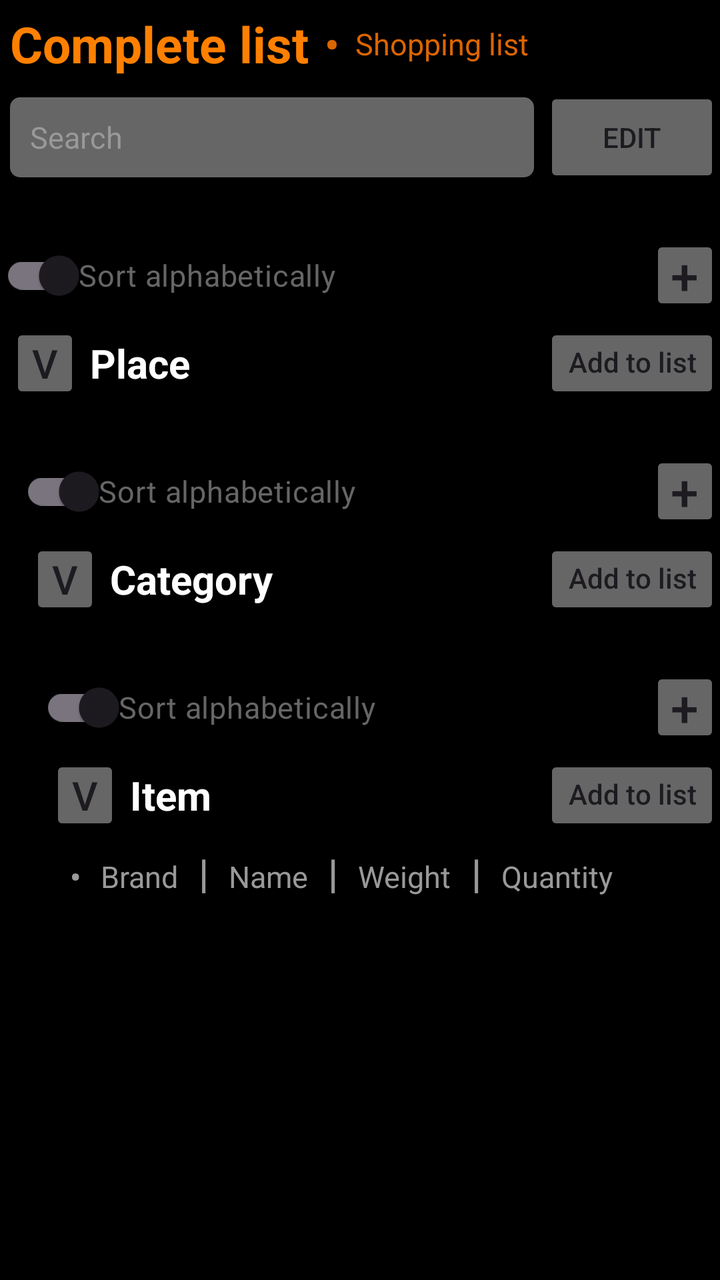
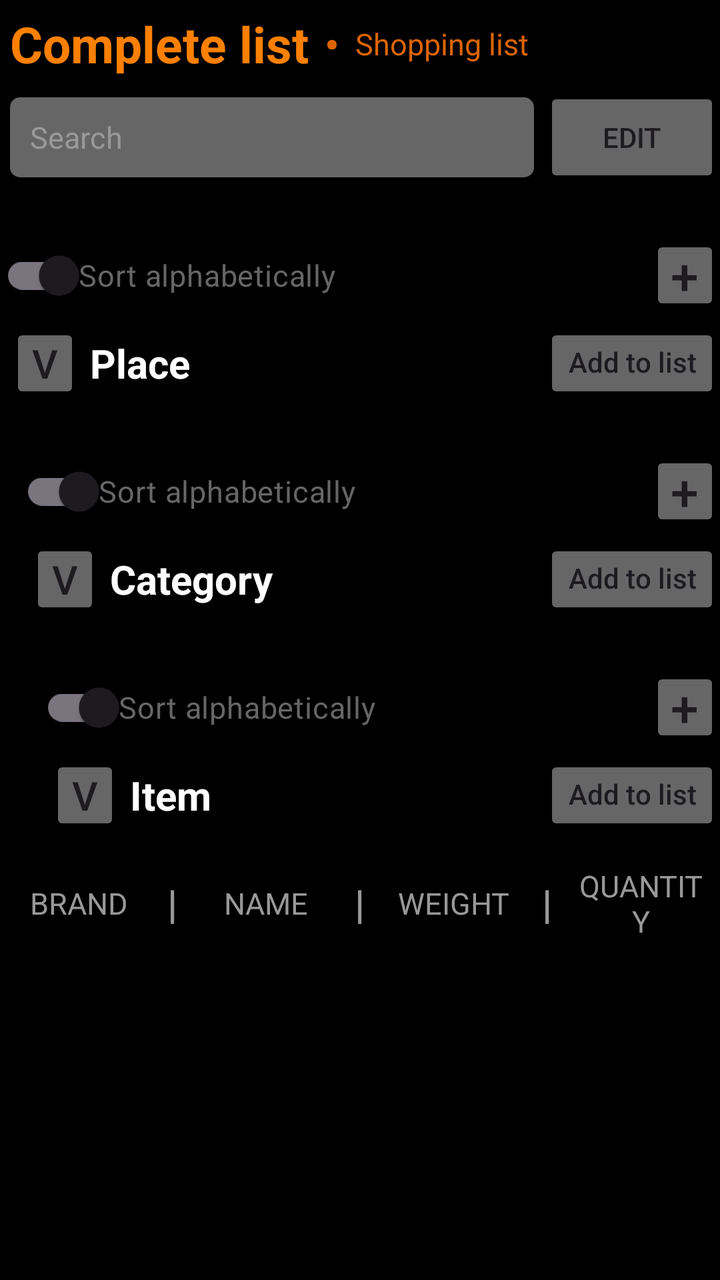

Screens rendered from an Android XML layout before and after an edit, with the pre-edit source and the edit as a unified diff.
<!-- AndroidManifest.xml: application theme Theme.Money -->
<!-- res/layout/complete.xml -->
<?xml version="1.0" encoding="utf-8"?>
<androidx.constraintlayout.widget.ConstraintLayout
    xmlns:android="http://schemas.android.com/apk/res/android"
    xmlns:app="http://schemas.android.com/apk/res-auto"
    android:layout_width="match_parent"
    android:layout_height="match_parent"
    android:background="@color/black">

    <LinearLayout
        android:id="@+id/top_section"

        android:gravity="start"
        android:layout_width="match_parent"
        android:layout_height="wrap_content"
        android:orientation="vertical"
        app:layout_constraintStart_toStartOf="parent"
        app:layout_constraintEnd_toEndOf="parent"
        app:layout_constraintTop_toTopOf="parent">

        <LinearLayout
            android:id="@+id/action_bar"
            android:gravity="center"
            android:layout_height="wrap_content"
            android:layout_width="wrap_content"
            android:orientation="horizontal"
            app:layout_constraintStart_toStartOf="parent"
            app:layout_constraintTop_toTopOf="parent">

            <TextView
                android:id="@+id/a_complete"
                android:text="@string/a_complete"

                android:layout_width="wrap_content"
                android:layout_height="wrap_content"
                android:padding="5dp"
                android:textColor="#ff8000"
                android:textSize="25sp"
                android:textStyle="bold"/>

            <TextView
                android:text="@string/a_separator"

                android:layout_height="wrap_content"
                android:layout_width="wrap_content"
                android:padding="3dp"
                android:textColor="#dc6500"
                android:textSize="20sp"
                android:textStyle="bold"/>

            <TextView
                android:id="@+id/a_shopping"
                android:text="@string/a_shopping"

                android:layout_height="wrap_content"
                android:layout_width="wrap_content"
                android:padding="5dp"
                android:textColor="#dc6500"
                android:textSize="15sp"
                android:clickable="true"
                android:focusable="true"/>
        </LinearLayout>

        <LinearLayout
            android:id="@+id/search_bar"

            android:gravity="center"
            android:layout_width="match_parent"
            android:layout_height="wrap_content"
            android:orientation="horizontal">

            <EditText
                android:id="@+id/a_search"
                android:background="@drawable/search_background"
                android:hint="@string/a_search"

                android:layout_width="0dp"
                android:layout_height="40dp"
                android:layout_weight="1"
                android:layout_marginStart="5dp"
                android:layout_marginEnd="5dp"
                android:padding="10dp"
                android:importantForAutofill="no"
                android:inputType="text"
                android:textColorHint="#999999"
                android:textColor="#FFFFFF"
                android:textSize="15sp"/>

            <androidx.appcompat.widget.AppCompatButton
                android:id="@+id/c_edit"
                android:text="@string/c_edit"

                android:layout_width="wrap_content"
                android:layout_height="50dp"
                android:backgroundTint="#666666"/>
        </LinearLayout>
    </LinearLayout>

    <ScrollView
        android:id="@+id/scroll_view"

        android:layout_width="match_parent"
        android:layout_height="0dp"
        android:layout_marginTop="20dp"
        android:fillViewport="true"

        app:layout_constraintTop_toBottomOf="@id/top_section"
        app:layout_constraintBottom_toBottomOf="parent"
        app:layout_constraintStart_toStartOf="parent"
        app:layout_constraintEnd_toEndOf="parent">

        <LinearLayout
            android:id="@+id/scroll"

            android:layout_width="match_parent"
            android:layout_height="wrap_content"
            android:orientation="vertical">

            <LinearLayout
                android:id="@+id/place_section"

                android:layout_width="match_parent"
                android:layout_height="wrap_content"
                android:orientation="vertical">

                <LinearLayout
                    android:id="@+id/edit_place_bar"

                    android:layout_width="match_parent"
                    android:layout_height="wrap_content"
                    android:orientation="horizontal"
                    android:gravity="center_vertical">

                    <androidx.appcompat.widget.SwitchCompat
                        android:id="@+id/c_p_sort"
                        android:text="@string/c_p_sort"

                        android:layoutDirection="rtl"
                        android:layout_width="0dp"
                        android:layout_height="wrap_content"
                        android:layout_weight="1"

                        android:textColor="#666666"
                        android:textSize="15sp"
                        android:clickable="true"
                        android:focusable="true"/>

                    <androidx.appcompat.widget.AppCompatButton
                        android:id="@+id/c_p_add"

                        android:layout_width="35dp"
                        android:layout_height="40dp"
                        android:backgroundTint="#666666"
                        android:text="@string/c_p_add"
                        android:textSize="25sp"
                        android:textColor="#1d1b20"
                        android:padding="0dp"
                        android:insetTop="0dp"
                        android:insetBottom="0dp"
                        android:gravity="center"/>
                </LinearLayout>

                <LinearLayout
                    android:id="@+id/place_bar"

                    android:layout_width="match_parent"
                    android:layout_height="wrap_content"
                    android:orientation="horizontal"
                    android:layout_marginStart="5dp">

                    <androidx.appcompat.widget.AppCompatButton
                        android:id="@+id/a_p_expand"

                        android:layout_width="35dp"
                        android:layout_height="40dp"
                        android:backgroundTint="#666666"
                        android:text="@string/a_p_expand"
                        android:textSize="20sp"
                        android:textColor="#1d1b20"
                        android:padding="0dp"
                        android:insetTop="0dp"
                        android:insetBottom="0dp"
                        android:gravity="center"/>

                    <TextView
                        android:id="@+id/a_p_name"
                        android:text="@string/a_p_name"

                        android:layout_width="wrap_content"
                        android:layout_height="wrap_content"
                        android:padding="5dp"
                        android:textColor="#FFFFFF"
                        android:textSize="20sp"
                        android:textStyle="bold"
                        android:layout_weight="1"/>

                    <androidx.appcompat.widget.AppCompatButton
                        android:id="@+id/c_p_add_list"

                        android:layout_width="wrap_content"
                        android:layout_height="40dp"
                        android:backgroundTint="#666666"
                        android:text="@string/c_p_add_list"
                        android:textColor="#1d1b20"
                        android:padding="0dp"
                        android:insetTop="0dp"
                        android:insetBottom="0dp"
                        android:gravity="center"
                        android:includeFontPadding="false"
                        android:textAllCaps="false"
                        android:layout_gravity="center_vertical"/>
                </LinearLayout>
            </LinearLayout>

            <LinearLayout
                android:id="@+id/category_section"

                android:layout_width="match_parent"
                android:layout_height="wrap_content"
                android:orientation="vertical"
                android:layout_marginTop="20dp"
                android:layout_marginStart="10dp">

                <LinearLayout
                    android:id="@+id/edit_category_bar"

                    android:layout_width="match_parent"
                    android:layout_height="wrap_content"
                    android:orientation="horizontal"
                    android:gravity="center_vertical">

                    <androidx.appcompat.widget.SwitchCompat
                        android:id="@+id/c_c_sort_"
                        android:text="@string/c_c_sort"

                        android:layoutDirection="rtl"
                        android:layout_width="0dp"
                        android:layout_height="wrap_content"
                        android:layout_weight="1"

                        android:textColor="#666666"
                        android:textSize="15sp"
                        android:clickable="true"
                        android:focusable="true"/>

                    <androidx.appcompat.widget.AppCompatButton
                        android:id="@+id/c_c_add"

                        android:layout_width="35dp"
                        android:layout_height="40dp"
                        android:backgroundTint="#666666"
                        android:text="@string/c_c_add"
                        android:textSize="25sp"
                        android:textColor="#1d1b20"
                        android:padding="0dp"
                        android:insetTop="0dp"
                        android:insetBottom="0dp"
                        android:gravity="center"/>
                </LinearLayout>

                <LinearLayout
                    android:id="@+id/category_bar"

                    android:layout_width="match_parent"
                    android:layout_height="wrap_content"
                    android:orientation="horizontal"
                    android:layout_marginStart="5dp">

                    <androidx.appcompat.widget.AppCompatButton
                        android:id="@+id/a_c_expand"

                        android:layout_width="35dp"
                        android:layout_height="40dp"
                        android:backgroundTint="#666666"
                        android:text="@string/a_p_expand"
                        android:textSize="20sp"
                        android:textColor="#1d1b20"
                        android:padding="0dp"
                        android:insetTop="0dp"
                        android:insetBottom="0dp"
                        android:gravity="center"/>

                    <TextView
                        android:id="@+id/a_c_name"
                        android:text="@string/a_c_name"

                        android:layout_width="wrap_content"
                        android:layout_height="wrap_content"
                        android:padding="5dp"
                        android:textColor="#FFFFFF"
                        android:textSize="20sp"
                        android:textStyle="bold"
                        android:layout_weight="1"/>

                    <androidx.appcompat.widget.AppCompatButton
                        android:id="@+id/c_c_add_list"

                        android:layout_width="wrap_content"
                        android:layout_height="40dp"
                        android:backgroundTint="#666666"
                        android:text="@string/c_p_add_list"
                        android:textColor="#1d1b20"
                        android:padding="0dp"
                        android:insetTop="0dp"
                        android:insetBottom="0dp"
                        android:gravity="center"
                        android:includeFontPadding="false"
                        android:textAllCaps="false"
                        android:layout_gravity="center_vertical"/>

                </LinearLayout>
            </LinearLayout>

            <LinearLayout
                android:id="@+id/item_section"

                android:layout_width="match_parent"
                android:layout_height="wrap_content"
                android:orientation="vertical"
                android:layout_marginTop="20dp"
                android:layout_marginStart="20dp">

                <LinearLayout
                    android:id="@+id/edit_item_bar"

                    android:layout_width="match_parent"
                    android:layout_height="wrap_content"
                    android:orientation="horizontal"
                    android:gravity="center_vertical">

                    <androidx.appcompat.widget.SwitchCompat
                        android:id="@+id/c_i_sort"
                        android:text="@string/c_i_sort"

                        android:layoutDirection="rtl"
                        android:layout_width="0dp"
                        android:layout_height="wrap_content"
                        android:layout_weight="1"

                        android:textColor="#666666"
                        android:textSize="15sp"
                        android:clickable="true"
                        android:focusable="true"/>

                    <androidx.appcompat.widget.AppCompatButton
                        android:id="@+id/c_i_add"

                        android:layout_width="35dp"
                        android:layout_height="40dp"
                        android:backgroundTint="#666666"
                        android:text="@string/c_p_add"
                        android:textSize="25sp"
                        android:textColor="#1d1b20"
                        android:padding="0dp"
                        android:insetTop="0dp"
                        android:insetBottom="0dp"
                        android:gravity="center"/>
                </LinearLayout>

                <LinearLayout
                    android:id="@+id/item_bar"

                    android:layout_width="match_parent"
                    android:layout_height="wrap_content"
                    android:orientation="horizontal"
                    android:layout_marginStart="5dp">

                    <androidx.appcompat.widget.AppCompatButton
                        android:id="@+id/a_i_expand"

                        android:layout_width="35dp"
                        android:layout_height="40dp"
                        android:backgroundTint="#666666"
                        android:text="@string/a_p_expand"
                        android:textSize="20sp"
                        android:textColor="#1d1b20"
                        android:padding="0dp"
                        android:insetTop="0dp"
                        android:insetBottom="0dp"
                        android:gravity="center"/>

                    <TextView
                        android:id="@+id/a_i_name"
                        android:text="@string/a_i_name"

                        android:layout_width="wrap_content"
                        android:layout_height="wrap_content"
                        android:padding="5dp"
                        android:textColor="#FFFFFF"
                        android:textSize="20sp"
                        android:textStyle="bold"
                        android:layout_weight="1"/>

                    <androidx.appcompat.widget.AppCompatButton
                        android:id="@+id/c_i_add_list"

                        android:layout_width="wrap_content"
                        android:layout_height="40dp"
                        android:backgroundTint="#666666"
                        android:text="@string/c_p_add_list"
                        android:textColor="#1d1b20"
                        android:padding="0dp"
                        android:insetTop="0dp"
                        android:insetBottom="0dp"
                        android:gravity="center"
                        android:includeFontPadding="false"
                        android:textAllCaps="false"
                        android:layout_gravity="center_vertical"/>
                </LinearLayout>

                <LinearLayout
                    android:id="@+id/item_brand_bar"

                    android:layout_width="match_parent"
                    android:layout_height="wrap_content"
                    android:orientation="horizontal"
                    android:layout_marginStart="10dp">

                    <TextView
                        android:text="@string/a_separator"

                        android:layout_width="wrap_content"
                        android:layout_height="wrap_content"
                        android:padding="5dp"
                        android:textColor="#999999"
                        android:textSize="15sp"
                        android:textStyle="bold"/>

                    <TextView
                        android:id="@+id/a_b_brand"
                        android:text="@string/a_b_brand"

                        android:layout_width="wrap_content"
                        android:layout_height="wrap_content"
                        android:padding="5dp"
                        android:textColor="#999999"
                        android:textSize="15sp"/>

                    <TextView
                        android:text="@string/a_s2"

                        android:layout_width="wrap_content"
                        android:layout_height="wrap_content"
                        android:padding="5dp"
                        android:textColor="#999999"
                        android:textSize="20sp"
                        android:textStyle="bold"/>

                    <TextView
                        android:id="@+id/a_b_name"
                        android:text="@string/a_b_name"

                        android:layout_width="wrap_content"
                        android:layout_height="wrap_content"
                        android:padding="5dp"
                        android:textColor="#999999"
                        android:textSize="15sp"/>

                    <TextView
                        android:text="@string/a_s2"

                        android:layout_width="wrap_content"
                        android:layout_height="wrap_content"
                        android:padding="5dp"
                        android:textColor="#999999"
                        android:textSize="20sp"
                        android:textStyle="bold"/>


                    <TextView
                        android:id="@+id/a_b_weight"
                        android:text="@string/a_b_weight"

                        android:layout_width="wrap_content"
                        android:layout_height="wrap_content"
                        android:padding="5dp"
                        android:textColor="#999999"
                        android:textSize="15sp"/>

                    <TextView
                        android:text="@string/a_s2"

                        android:layout_width="wrap_content"
                        android:layout_height="wrap_content"
                        android:padding="5dp"
                        android:textColor="#999999"
                        android:textSize="20sp"
                        android:textStyle="bold"/>


                    <TextView
                        android:id="@+id/a_b_quantity"
                        android:text="@string/a_b_quantity"

                        android:layout_width="wrap_content"
                        android:layout_height="wrap_content"
                        android:padding="5dp"
                        android:textColor="#999999"
                        android:textSize="15sp"/>
                </LinearLayout>
            </LinearLayout>
        </LinearLayout>
    </ScrollView>
</androidx.constraintlayout.widget.ConstraintLayout>
<!-- resources referenced by this layout -->
<resources>
  <color name="black">#FF000000</color>
  <!-- drawable search_background (drawable) -->
  <shape xmlns:android="http://schemas.android.com/apk/res/android">
      <solid android:color="#666666"/>
      <corners android:radius="5dp"/>
  <stroke
      android:color="#666666" />
  </shape>
  <string name="a_b_brand">       Brand</string>
  <string name="a_b_name">        Name</string>
  <string name="a_b_quantity">    Quantity</string>
  <string name="a_b_weight">      Weight</string>
  <string name="a_c_name">        Category</string>
  <string name="a_complete">      Complete list</string>
  <string name="a_i_name">        Item</string>
  <string name="a_p_expand">      v</string>
  <string name="a_p_name">        Place</string>
  <string name="a_s2">            |</string>
  <string name="a_search">        Search</string>
  <string name="a_separator">     •</string>
  <string name="a_shopping">      Shopping list</string>
  <string name="c_c_add">         +</string>
  <string name="c_c_sort">        Sort alphabetically</string>
  <string name="c_edit">          Edit</string>
  <string name="c_i_sort">        Sort alphabetically</string>
  <string name="c_p_add">         +</string>
  <string name="c_p_add_list">    Add to list</string>
  <string name="c_p_sort">        Sort alphabetically</string>
  <style name="Theme.Money" parent="Theme.Material3.DayNight.NoActionBar">
          
          <item name="colorPrimary">@color/purple_500</item>
          <item name="colorPrimaryVariant">@color/purple_700</item>
          <item name="colorOnPrimary">@color/white</item>
          
          <item name="colorSecondary">@color/teal_200</item>
          <item name="colorSecondaryVariant">@color/teal_700</item>
          <item name="colorOnSecondary">@color/black</item>
          
          <item name="android:statusBarColor">?attr/colorPrimaryVariant</item>
          
      </style>
  <color name="purple_500">#dc6500</color>
  <color name="purple_700">#dc6500</color>
  <color name="white">#FFFFFFFF</color>
  <color name="teal_200">#ff8000</color>
  <color name="teal_700">#ff8000</color>
</resources>

<!-- the commit's change to res/layout/complete.xml (unified diff, before → after) -->
@@ -229,7 +229,7 @@
                     android:gravity="center_vertical">
 
                     <androidx.appcompat.widget.SwitchCompat
-                        android:id="@+id/c_c_sort_"
+                        android:id="@+id/c_c_sort"
                         android:text="@string/c_c_sort"
 
                         android:layoutDirection="rtl"
@@ -316,8 +316,7 @@
                 android:layout_width="match_parent"
                 android:layout_height="wrap_content"
                 android:orientation="vertical"
-                android:layout_marginTop="20dp"
-                android:layout_marginStart="20dp">
+                android:layout_marginTop="20dp">
 
                 <LinearLayout
                     android:id="@+id/edit_item_bar"
@@ -325,7 +324,8 @@
                     android:layout_width="match_parent"
                     android:layout_height="wrap_content"
                     android:orientation="horizontal"
-                    android:gravity="center_vertical">
+                    android:gravity="center_vertical"
+                    android:layout_marginStart="20dp">
 
                     <androidx.appcompat.widget.SwitchCompat
                         android:id="@+id/c_i_sort"
@@ -362,7 +362,7 @@
                     android:layout_width="match_parent"
                     android:layout_height="wrap_content"
                     android:orientation="horizontal"
-                    android:layout_marginStart="5dp">
+                    android:layout_marginStart="25dp">
 
                     <androidx.appcompat.widget.AppCompatButton
                         android:id="@+id/a_i_expand"
@@ -407,96 +407,102 @@
                         android:layout_gravity="center_vertical"/>
                 </LinearLayout>
 
-                <LinearLayout
+                <TableLayout
                     android:id="@+id/item_brand_bar"
 
                     android:layout_width="match_parent"
                     android:layout_height="wrap_content"
-                    android:orientation="horizontal"
-                    android:layout_marginStart="10dp">
-
-                    <TextView
-                        android:text="@string/a_separator"
-
-                        android:layout_width="wrap_content"
-                        android:layout_height="wrap_content"
-                        android:padding="5dp"
-                        android:textColor="#999999"
-                        android:textSize="15sp"
-                        android:textStyle="bold"/>
-
-                    <TextView
-                        android:id="@+id/a_b_brand"
-                        android:text="@string/a_b_brand"
-
-                        android:layout_width="wrap_content"
-                        android:layout_height="wrap_content"
-                        android:padding="5dp"
-                        android:textColor="#999999"
-                        android:textSize="15sp"/>
-
-                    <TextView
-                        android:text="@string/a_s2"
-
-                        android:layout_width="wrap_content"
-                        android:layout_height="wrap_content"
-                        android:padding="5dp"
-                        android:textColor="#999999"
-                        android:textSize="20sp"
-                        android:textStyle="bold"/>
-
-                    <TextView
-                        android:id="@+id/a_b_name"
-                        android:text="@string/a_b_name"
-
-                        android:layout_width="wrap_content"
-                        android:layout_height="wrap_content"
-                        android:padding="5dp"
-                        android:textColor="#999999"
-                        android:textSize="15sp"/>
-
-                    <TextView
-                        android:text="@string/a_s2"
-
-                        android:layout_width="wrap_content"
-                        android:layout_height="wrap_content"
-                        android:padding="5dp"
-                        android:textColor="#999999"
-                        android:textSize="20sp"
-                        android:textStyle="bold"/>
-
-
-                    <TextView
-                        android:id="@+id/a_b_weight"
-                        android:text="@string/a_b_weight"
-
-                        android:layout_width="wrap_content"
-                        android:layout_height="wrap_content"
-                        android:padding="5dp"
-                        android:textColor="#999999"
-                        android:textSize="15sp"/>
-
-                    <TextView
-                        android:text="@string/a_s2"
-
-                        android:layout_width="wrap_content"
-                        android:layout_height="wrap_content"
-                        android:padding="5dp"
-                        android:textColor="#999999"
-                        android:textSize="20sp"
-                        android:textStyle="bold"/>
-
-
-                    <TextView
-                        android:id="@+id/a_b_quantity"
-                        android:text="@string/a_b_quantity"
-
-                        android:layout_width="wrap_content"
-                        android:layout_height="wrap_content"
-                        android:padding="5dp"
-                        android:textColor="#999999"
-                        android:textSize="15sp"/>
-                </LinearLayout>
+                    android:layout_gravity="center_horizontal"
+                    android:stretchColumns="0,2,4,6">
+
+                    <TableRow
+                        android:gravity="center_vertical"
+                        android:layout_marginTop="10dp"
+                        android:fillViewport="true"
+                        app:layout_constraintTop_toBottomOf="@id/item_bar"
+                        >
+
+                        <TextView
+                            android:id="@+id/a_b_brand"
+                            android:text="@string/a_b_brand"
+
+                            android:layout_width="0dp"
+                            android:layout_height="wrap_content"
+                            android:layout_weight="1"
+                            android:padding="5dp"
+                            android:gravity="center"
+                            android:textColor="#999999"
+                            android:textSize="15sp"/>
+
+                        <TextView
+                            android:text="@string/a_s2"
+
+                            android:layout_width="wrap_content"
+                            android:layout_height="wrap_content"
+                            android:padding="5dp"
+                            android:textColor="#999999"
+                            android:textSize="20sp"
+                            android:textStyle="bold"/>
+
+                        <TextView
+                            android:id="@+id/a_b_name"
+                            android:text="@string/a_b_name"
+
+                            android:layout_width="0dp"
+                            android:layout_height="wrap_content"
+                            android:layout_weight="1"
+                            android:padding="5dp"
+                            android:gravity="center"
+                            android:textColor="#999999"
+                            android:textSize="15sp"/>
+
+                        <TextView
+                            android:text="@string/a_s2"
+
+                            android:layout_width="wrap_content"
+                            android:layout_height="wrap_content"
+                            android:padding="5dp"
+                            android:textColor="#999999"
+                            android:textSize="20sp"
+                            android:textStyle="bold"/>
+
+                        <TextView
+                            android:id="@+id/a_b_weight"
+                            android:text="@string/a_b_weight"
+
+                            android:layout_width="0dp"
+                            android:layout_height="wrap_content"
+                            android:layout_weight="1"
+                            android:padding="5dp"
+                            android:gravity="center"
+                            android:textColor="#999999"
+                            android:textSize="15sp"/>
+
+                        <TextView
+                            android:text="@string/a_s2"
+
+                            android:layout_width="wrap_content"
+                            android:layout_height="wrap_content"
+                            android:padding="5dp"
+                            android:textColor="#999999"
+                            android:textSize="20sp"
+                            android:textStyle="bold"/>
+
+                        <TextView
+                            android:id="@+id/a_b_quantity"
+                            android:text="@string/a_b_quantity"
+
+                            android:layout_width="0dp"
+                            android:layout_height="wrap_content"
+                            android:layout_weight="1"
+                            android:padding="5dp"
+                            android:gravity="center"
+                            android:textColor="#999999"
+                            android:textSize="15sp"/>
+
+                    </TableRow>
+
+                </TableLayout>
             </LinearLayout>
         </LinearLayout>
     </ScrollView>
<!-- resource entries referenced after the edit -->
@@ -8,10 +8,10 @@
   <stroke
       android:color="#666666" />
   </shape>
-  <string name="a_b_brand">       Brand</string>
-  <string name="a_b_name">        Name</string>
-  <string name="a_b_quantity">    Quantity</string>
-  <string name="a_b_weight">      Weight</string>
+  <string name="a_b_brand">       BRAND</string>
+  <string name="a_b_name">        NAME</string>
+  <string name="a_b_quantity">    QUANTITY</string>
+  <string name="a_b_weight">      WEIGHT</string>
   <string name="a_c_name">        Category</string>
   <string name="a_complete">      Complete list</string>
   <string name="a_i_name">        Item</string>
